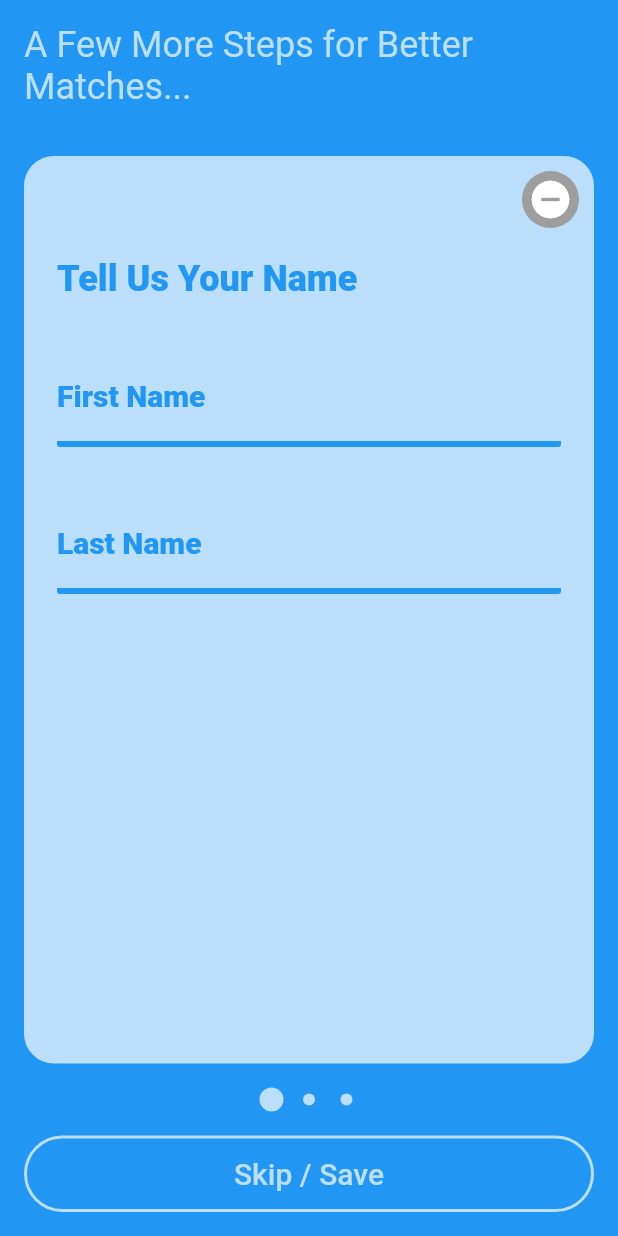
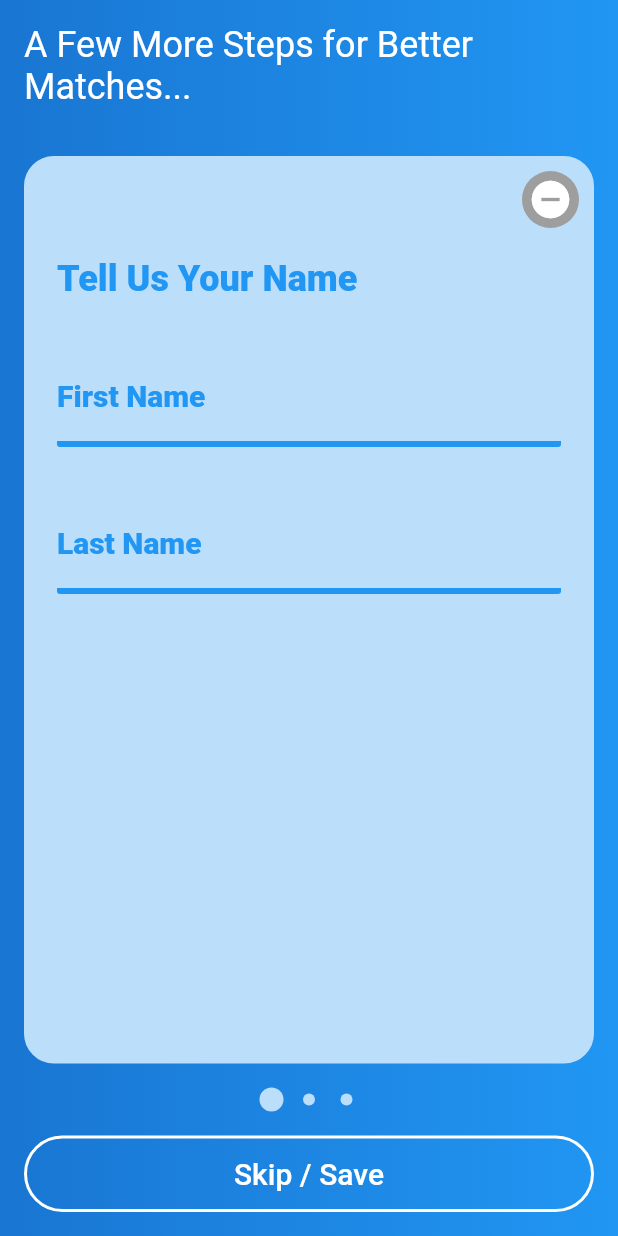
Before and after one commit to FleeToday/whatup, a Flutter app: the CreateProfileScreen widget shown alone on an empty page, opened directly, on a phone screen of 412 x 824 dp. Run offline on Flutter 3.47's test engine with Material 2 defaults, Android fonts, the phone set to English and light mode, and no system bars; our stand-ins replace bloc, cloud_firestore, equatable, firebase_auth, flutter_bloc, flutter_swiper and 2 more; missing offline and left inert: flutter_google_places, geoflutterfire, google_maps_webservice; accounts and stored records are empty.

Commit message:
alter colors

```diff
--- a/lib/screens/HomeScreen/HomeScreen.dart
+++ b/lib/screens/HomeScreen/HomeScreen.dart
@@ -16,7 +16,6 @@ import 'package:whatup/screens/LoginScreen/bloc/auth_state.dart';
 class HomeScreen extends StatefulWidget {
   @override
   State<StatefulWidget> createState() {
-    // TODO: implement createState
     return HomeScreenState();
   }
 }
@@ -32,12 +31,6 @@ class HomeScreenState extends State<HomeScreen> with TickerProviderStateMixin {
     menuController = new MenuController(
       vsync: this,
     )..addListener(() => setState(() {}));
-  }
-
-  @override
-  void dispose() {
-    // menuController.dispose();
-    super.dispose();
   }
 
   @override
--- a/lib/screens/ProfileScreen/CreateProfileScreen.dart
+++ b/lib/screens/ProfileScreen/CreateProfileScreen.dart
@@ -75,7 +75,7 @@ class CreateProfileScreenState extends State<CreateProfileScreen> {
                   child: Text(
                     "A Few More Steps for Better Matches...",
                     style: TextStyle(
-                        color: Theme.of(context).primaryColorLight,
+                        color: Colors.white,
                         fontSize: Theme.of(context)
                             .primaryTextTheme
                             .headline
@@ -132,14 +132,14 @@ class CreateProfileScreenState extends State<CreateProfileScreen> {
                       child: Text(
                         "Skip / Save",
                         style: TextStyle(
-                            color: Theme.of(context).primaryColorLight,
+                            color: Colors.white,
                             fontSize:
                                 Theme.of(context).textTheme.title.fontSize),
                       ),
                       decoration: BoxDecoration(
                         borderRadius: BorderRadius.circular(40),
                         border: Border.all(
-                            color: Theme.of(context).primaryColorLight,
+                            color: Colors.white,
                             width: 2,
                             style: BorderStyle.solid),
                       ),
@@ -148,7 +148,20 @@ class CreateProfileScreenState extends State<CreateProfileScreen> {
             ),
           ),
         ),
-        decoration: BoxDecoration(color: Theme.of(context).primaryColor),
+        decoration: BoxDecoration(
+          gradient: LinearGradient(
+            end: Alignment.bottomRight,
+            begin: Alignment.bottomLeft,
+            stops: [
+              0.0,
+              1.0,
+            ],
+            colors: [
+              Theme.of(context).primaryColorDark,
+              Theme.of(context).primaryColor,
+            ],
+          ),
+        ),
       );
     });
   }
```
